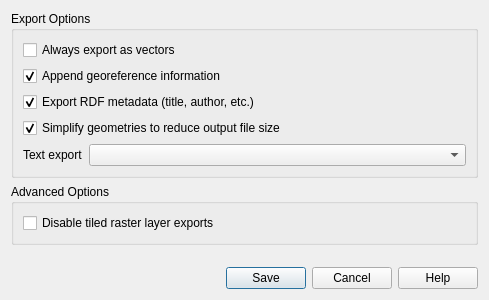
First picture: the form in src/ui/layout/qgspdfexportoptions.ui, repository qgis/QGIS, before the edit.
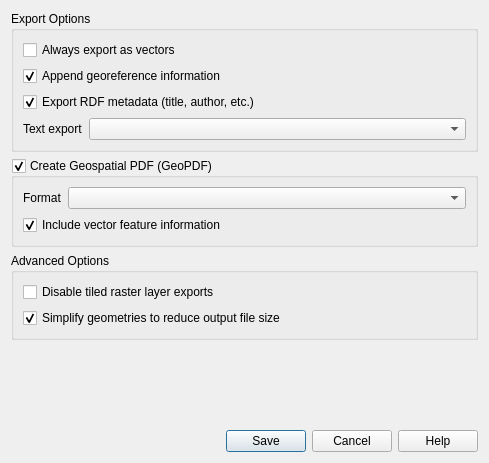
Second picture: the form after the edit. Custom widgets are drawn as their Qt base class.

Commit message: Make PDF export options dialog a real class

The edit to the form file:
```diff
--- a/src/ui/layout/qgspdfexportoptions.ui
+++ b/src/ui/layout/qgspdfexportoptions.ui
@@ -7,7 +7,7 @@
     <x>0</x>
     <y>0</y>
     <width>489</width>
-    <height>300</height>
+    <height>463</height>
    </rect>
   </property>
   <property name="windowTitle">
@@ -60,14 +60,85 @@
         </property>
        </widget>
       </item>
-      <item row="3" column="0" colspan="2">
-       <widget class="QCheckBox" name="mSimplifyGeometriesCheckbox">
-        <property name="text">
-         <string>Simplify geometries to reduce output file size</string>
+     </layout>
+    </widget>
+   </item>
+   <item>
+    <widget class="QGroupBox" name="mGeoPDFGroupBox">
+     <property name="title">
+      <string>Create Geospatial PDF (GeoPDF)</string>
+     </property>
+     <property name="checkable">
+      <bool>true</bool>
+     </property>
+     <property name="checked">
+      <bool>true</bool>
+     </property>
+     <layout class="QVBoxLayout" name="verticalLayout_2">
+      <item>
+       <widget class="QStackedWidget" name="mGeoPDFOptionsStackedWidget">
+        <property name="currentIndex">
+         <number>1</number>
         </property>
-        <property name="checked">
-         <bool>true</bool>
-        </property>
+        <widget class="QWidget" name="page">
+         <layout class="QVBoxLayout" name="verticalLayout_3">
+          <property name="leftMargin">
+           <number>0</number>
+          </property>
+          <property name="topMargin">
+           <number>0</number>
+          </property>
+          <property name="rightMargin">
+           <number>0</number>
+          </property>
+          <property name="bottomMargin">
+           <number>0</number>
+          </property>
+          <item>
+           <widget class="QLabel" name="mGeoPdfUnavailableReason">
+            <property name="text">
+             <string/>
+            </property>
+           </widget>
+          </item>
+         </layout>
+        </widget>
+        <widget class="QWidget" name="page_2">
+         <layout class="QGridLayout" name="gridLayout_3" columnstretch="0,1">
+          <property name="leftMargin">
+           <number>0</number>
+          </property>
+          <property name="topMargin">
+           <number>0</number>
+          </property>
+          <property name="rightMargin">
+           <number>0</number>
+          </property>
+          <property name="bottomMargin">
+           <number>0</number>
+          </property>
+          <item row="2" column="0" colspan="2">
+           <widget class="QCheckBox" name="mExportGeoPdfFeaturesCheckBox">
+            <property name="text">
+             <string>Include vector feature information</string>
+            </property>
+            <property name="checked">
+             <bool>true</bool>
+            </property>
+           </widget>
+          </item>
+          <item row="1" column="1">
+           <widget class="QComboBox" name="mGeoPdfFormatComboBox"/>
+          </item>
+          <item row="1" column="0">
+           <widget class="QLabel" name="label">
+            <property name="text">
+             <string>Format</string>
+            </property>
+           </widget>
+          </item>
+         </layout>
+        </widget>
        </widget>
       </item>
      </layout>
@@ -92,6 +163,16 @@
         </property>
        </widget>
       </item>
+      <item row="1" column="0">
+       <widget class="QCheckBox" name="mSimplifyGeometriesCheckbox">
+        <property name="text">
+         <string>Simplify geometries to reduce output file size</string>
+        </property>
+        <property name="checked">
+         <bool>true</bool>
+        </property>
+       </widget>
+      </item>
      </layout>
     </widget>
    </item>
```
Left out of the diff: 6 changed lines with no effect on the pictures. The commit also changes 4 other files.
